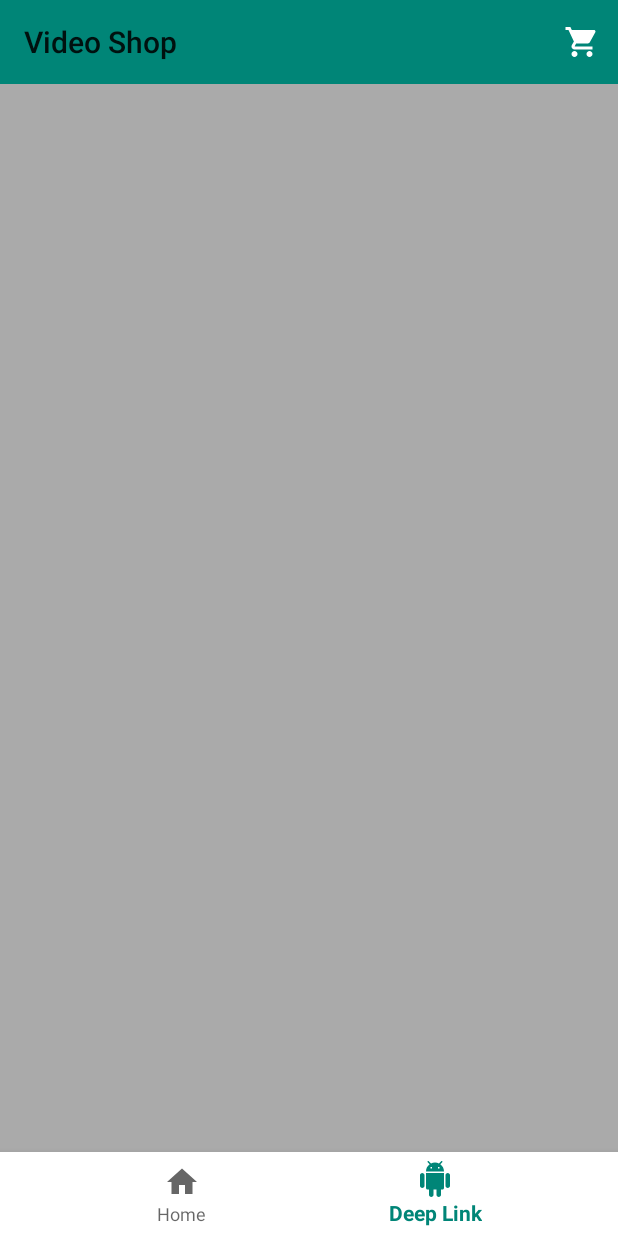
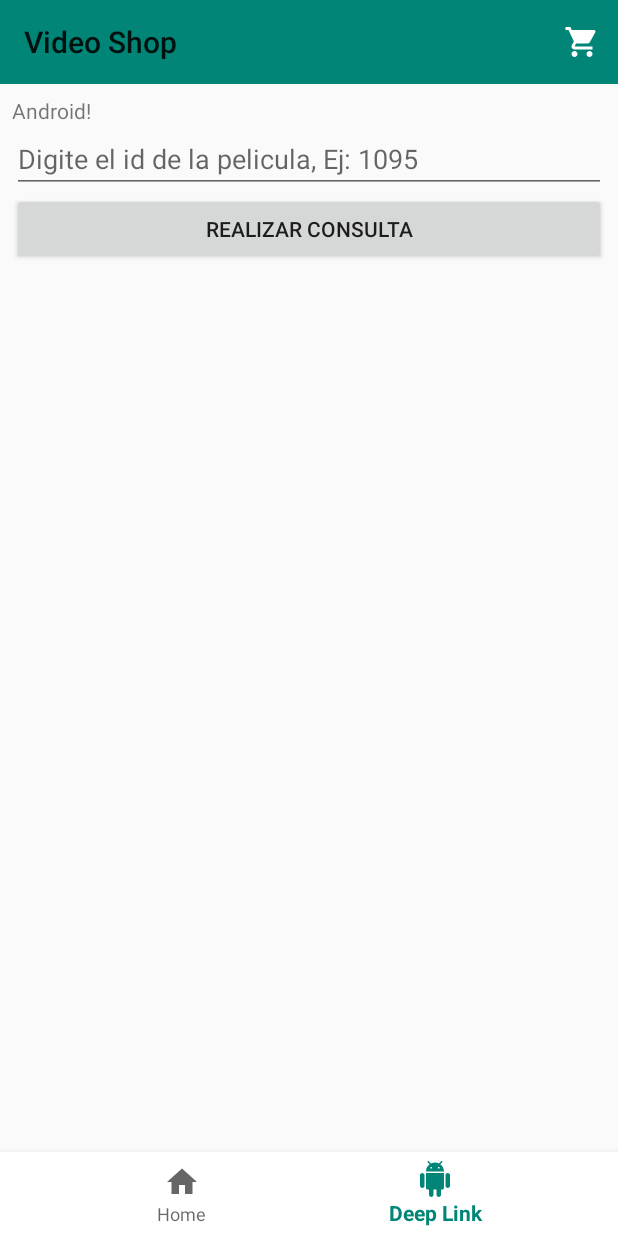
Before and after one commit to Juanpvivas/VideoShop, an Android app: the screen it shows after launch (MainActivity), item 2 of the bottom bar chosen, on a phone screen of 412 x 824 dp. Run offline under Robolectric (Android 15) with nearby library versions, the phone set to English and light mode, and no system bars; our stand-ins replace Room's generated code, navigation-ui; libraries missing offline, so code that uses them is left out: org.jetbrains.anko.

Commit message:
Implementacion de deepLink y ajuste en la navegacion

```diff
--- a/app/src/main/java/com/vivcom/videoshop/presentation/MainActivity.kt
+++ b/app/src/main/java/com/vivcom/videoshop/presentation/MainActivity.kt
@@ -3,8 +3,17 @@ package com.vivcom.videoshop.presentation
 import android.os.Bundle
 import androidx.appcompat.app.AppCompatActivity;
 import android.view.Menu
+import android.view.MenuItem
+import androidx.navigation.NavController
+import androidx.navigation.findNavController
 import androidx.navigation.fragment.NavHostFragment
+import androidx.navigation.fragment.findNavController
+import androidx.navigation.ui.onNavDestinationSelected
+import androidx.navigation.ui.setupWithNavController
+import com.google.android.material.bottomnavigation.BottomNavigationView
 import com.vivcom.videoshop.R
+import com.vivcom.videoshop.repository.tool.Constants
+import com.vivcom.videoshop.repository.tool.Constants.options
 import kotlinx.android.synthetic.main.activity_main.*
 
 class MainActivity : AppCompatActivity() {
@@ -19,8 +28,15 @@ class MainActivity : AppCompatActivity() {
             .findFragmentById(R.id.nav_host_fragment) as NavHostFragment? ?: return
 
         // Set up Action Bar
-        //val navController = host.navController
+        val navController = host.navController
 
+        setupBottomNavMenu(navController)
+
+    }
+
+    private fun setupBottomNavMenu(navController: NavController) {
+        val bottomNav = findViewById<BottomNavigationView>(R.id.bottom_nav_view)
+        bottomNav?.setupWithNavController(navController)
     }
 
     override fun onCreateOptionsMenu(menu: Menu): Boolean {
@@ -28,4 +44,10 @@ class MainActivity : AppCompatActivity() {
         return true
     }
 
+    override fun onOptionsItemSelected(item: MenuItem): Boolean {
+        val navigate = findNavController(R.id.nav_host_fragment)
+        navigate.navigate(R.id.shopping_cart, null, options)
+        return item.onNavDestinationSelected(navigate)
+                || super.onOptionsItemSelected(item)
+    }
 }
--- a/app/src/main/java/com/vivcom/videoshop/repository/tool/Constants.kt
+++ b/app/src/main/java/com/vivcom/videoshop/repository/tool/Constants.kt
@@ -35,6 +35,7 @@ object Constants {
 
     object Keys {
         const val ID_MOVIE = "idMovie"
+        const val ARGS = "args"
     }
 
     val options = navOptions {
--- a/app/src/main/res/layout/deeplink_fragment.xml
+++ b/app/src/main/res/layout/deeplink_fragment.xml
@@ -9,7 +9,7 @@
     tools:context="com.vivcom.videoshop.presentation.deep_link.DeepLinkFragment">
 
     <TextView
-        android:id="@+id/text"
+        android:id="@+id/tv_title_deep_link"
         android:layout_width="match_parent"
         android:layout_height="wrap_content" />
 
--- a/app/src/main/res/navigation/app_navigation.xml
+++ b/app/src/main/res/navigation/app_navigation.xml
@@ -19,14 +19,6 @@
                 app:popEnterAnim="@anim/slide_in_left"
                 app:popExitAnim="@anim/slide_out_right"/>
 
-        <action
-                android:id="@+id/shopping_cart_action"
-                app:destination="@+id/shopping_cart"
-                app:enterAnim="@anim/slide_in_right"
-                app:exitAnim="@anim/slide_out_left"
-                app:popEnterAnim="@anim/slide_in_left"
-                app:popExitAnim="@anim/slide_out_right"/>
-
 
     </fragment>
 
@@ -35,6 +27,7 @@
             android:name="com.vivcom.videoshop.presentation.video_detail.VideoDetailFragment"
             android:label="@string/video_detail"
             tools:layout="@layout/activity_video_detail">
+
         <argument
                 android:name="idMovie"
                 app:argType="string"
@@ -48,22 +41,26 @@
             android:label="@string/shopping_cart"
             tools:layout="@layout/fragment_shopping_cart">
 
+        <action
+                android:id="@+id/shopping_cart_action"
+                app:destination="@+id/video_detail_fragment"
+                app:enterAnim="@anim/slide_in_right"
+                app:exitAnim="@anim/slide_out_left"
+                app:popEnterAnim="@anim/slide_in_left"
+                app:popExitAnim="@anim/slide_out_right"/>
+
     </fragment>
 
     <fragment
-            android:id="@+id/deeplink_dest">
-        <!--android:name="com.example.android.codelabs.navigation.DeepLinkFragment"-->
-        <!--android:label="@string/deeplink"-->
-        <!--tools:layout="@layout/deeplink_fragment">-->
+            android:id="@+id/deeplink_dest"
+            android:name="com.vivcom.videoshop.presentation.deep_link.DeepLinkFragment"
+            android:label="@string/deeplink"
+            tools:layout="@layout/deeplink_fragment">
 
         <argument
-                android:name="myarg"
+                android:name="args"
                 android:defaultValue="Android!"/>
-        <!-- TODO STEP 12.1 - Add a deep link to www.example.com/{myarg}/ -->
-
-        <!--<deepLink app:uri="www.example.com/{myarg}" />-->
-
-        <!-- TODO END STEP 12.1 -->
+        <deepLink app:uri="www.themoviedb.org/search?query={args}"/>
     </fragment>
 
 </navigation>
--- a/app/src/main/res/values/strings.xml
+++ b/app/src/main/res/values/strings.xml
@@ -8,7 +8,7 @@
     <string name="video_detail">detalle video</string>
     <string name="shopping_cart">Carrito de compras</string>
 
-    <string name="deep_link_instructions">Digite los argumentos del deep link</string>
-    <string name="send_deep_link_notification_button">Enviar link notification</string>
+    <string name="deep_link_instructions">Digite el id de la pelicula, Ej: 1095</string>
+    <string name="send_deep_link_notification_button">Realizar consulta</string>
 
 </resources>
--- /dev/null
+++ b/app/src/main/res/xml/deep_link_appwidget_info.xml
@@ -0,0 +1,6 @@
+<?xml version="1.0" encoding="utf-8"?>
+<appwidget-provider xmlns:android="http://schemas.android.com/apk/res/android"
+                    android:minWidth="110dp"
+                    android:minHeight="40dp"
+                    android:updatePeriodMillis="0"
+                    android:initialLayout="@layout/deep_link_appwidget"/>
```
Also changed, not shown: app/src/main/AndroidManifest.xml (+11 -0 lines), app/src/main/java/com/vivcom/videoshop/presentation/deep_link/DeepLinkAppWidgetProvider.kt (added, +34 -0 lines), app/src/main/java/com/vivcom/videoshop/presentation/deep_link/DeepLinkFragment.kt (+15 -11 lines), app/src/main/java/com/vivcom/videoshop/presentation/video/VideoFragment.kt (+0 -10 lines), app/src/main/java/com/vivcom/videoshop/presentation/video_detail/VideoDetailFragment.kt (+0 -10 lines), app/src/main/res/layout/deep_link_appwidget.xml (added, +7 -0 lines).
